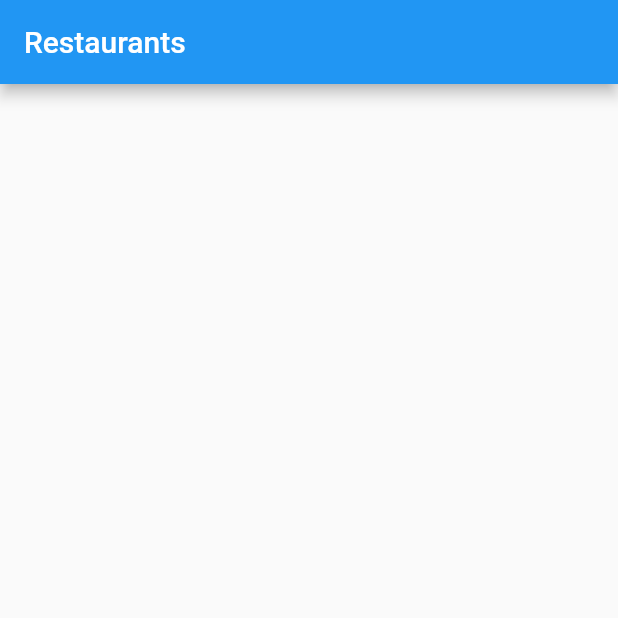
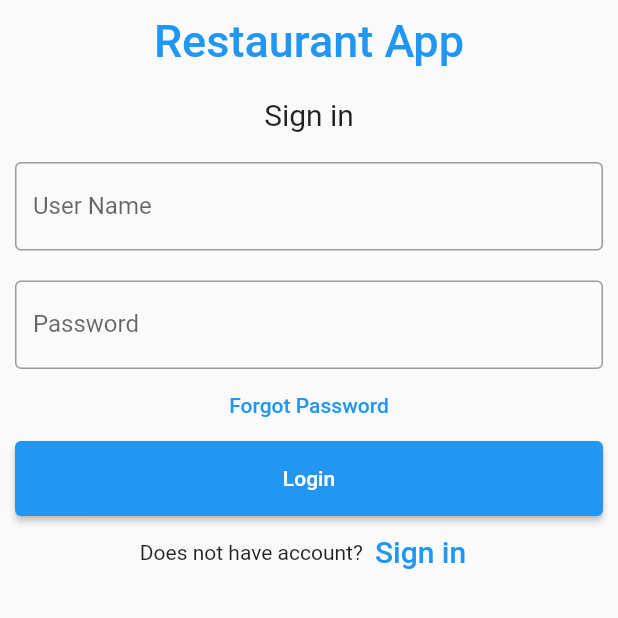
Before and after one commit to JesussPacheco/FInal---apps-moviles-, a Flutter app: the screen it shows after launch, on a phone screen of 412 x 824 dp, the top half of it. Run offline on Flutter 3.47's test engine with Material 2 defaults, Android fonts, the phone set to English and light mode, and no system bars; our stand-ins replace sqflite; accounts and stored records are empty.

Commit message:
add login fast

```diff
--- /dev/null
+++ b/lib/UI/login.dart
@@ -0,0 +1,92 @@
+import 'package:flutter/material.dart';
+
+class LoginStatefulWidget extends StatefulWidget {
+  const LoginStatefulWidget({Key? key}) : super(key: key);
+
+  @override
+  State<LoginStatefulWidget> createState() => _MyStatefulWidgetState();
+}
+
+class _MyStatefulWidgetState extends State<LoginStatefulWidget> {
+  TextEditingController nameController = TextEditingController();
+  TextEditingController passwordController = TextEditingController();
+
+  @override
+  Widget build(BuildContext context) {
+    return Material(
+        child: ListView(
+          children: <Widget>[
+            Container(
+                alignment: Alignment.center,
+                padding: const EdgeInsets.all(10),
+                child: const Text(
+                  'Restaurant App',
+                  style: TextStyle(
+                      color: Colors.blue,
+                      fontWeight: FontWeight.w500,
+                      fontSize: 30),
+                )),
+            Container(
+                alignment: Alignment.center,
+                padding: const EdgeInsets.all(10),
+                child: const Text(
+                  'Sign in',
+                  style: TextStyle(fontSize: 20),
+                )),
+            Container(
+              padding: const EdgeInsets.all(10),
+              child: TextField(
+                controller: nameController,
+                decoration: const InputDecoration(
+                  border: OutlineInputBorder(),
+                  labelText: 'User Name',
+                ),
+              ),
+            ),
+            Container(
+              padding: const EdgeInsets.fromLTRB(10, 10, 10, 0),
+              child: TextField(
+                obscureText: true,
+                controller: passwordController,
+                decoration: const InputDecoration(
+                  border: OutlineInputBorder(),
+                  labelText: 'Password',
+                ),
+              ),
+            ),
+            TextButton(
+              onPressed: () {
+                //forgot password screen
+              },
+              child: const Text('Forgot Password',),
+            ),
+            Container(
+                height: 50,
+                padding: const EdgeInsets.fromLTRB(10, 0, 10, 0),
+                child: ElevatedButton(
+                  child: const Text('Login'),
+                  onPressed: () {
+                    print(nameController.text);
+                    print(passwordController.text);
+                  },
+                )
+            ),
+            Row(
+              children: <Widget>[
+                const Text('Does not have account?'),
+                TextButton(
+                  child: const Text(
+                    'Sign in',
+                    style: TextStyle(fontSize: 20),
+                  ),
+                  onPressed: () {
+                    //signup screen
+                  },
+                )
+              ],
+              mainAxisAlignment: MainAxisAlignment.center,
+            ),
+          ],
+        ));
+  }
+}
--- a/lib/main.dart
+++ b/lib/main.dart
@@ -1,3 +1,4 @@
+import 'package:app_mycinees/UI/login.dart';
 import 'package:flutter/material.dart';
 import 'package:app_mycinees/UI/restaurant_list.dart';
 
@@ -16,7 +17,7 @@ class MyRestaurants extends StatelessWidget {
       theme: ThemeData(
         primarySwatch: Colors.blue,
       ),
-      home: RestaurantList(),
+      home: LoginStatefulWidget(),
     );
   }
 }
```
